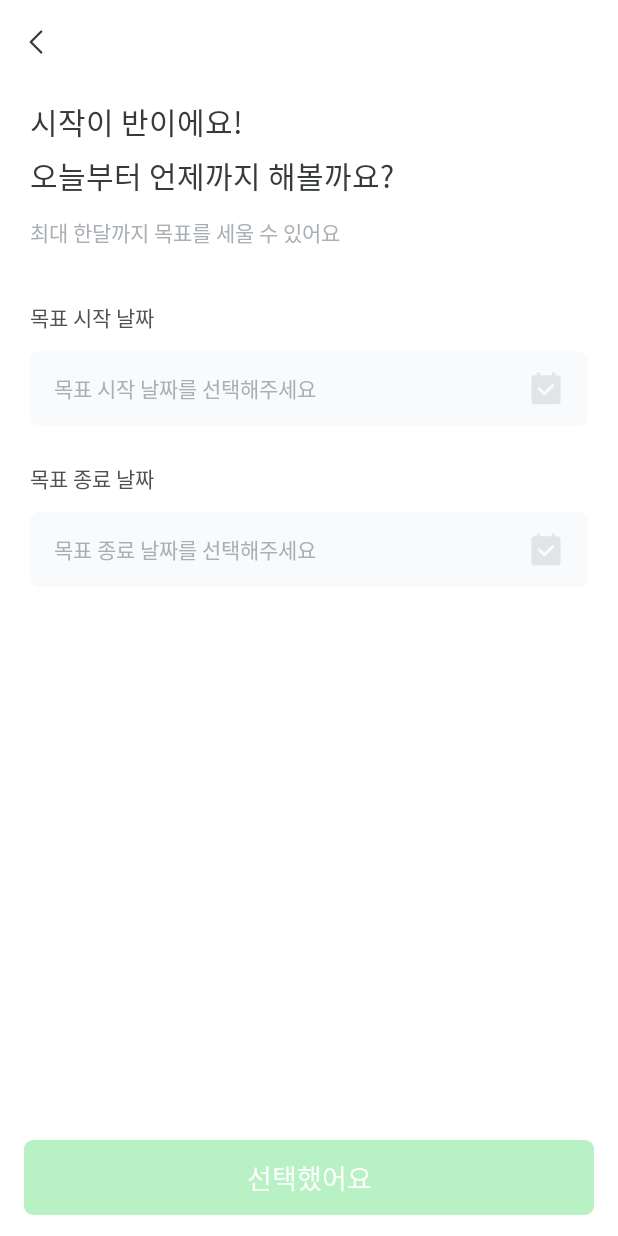
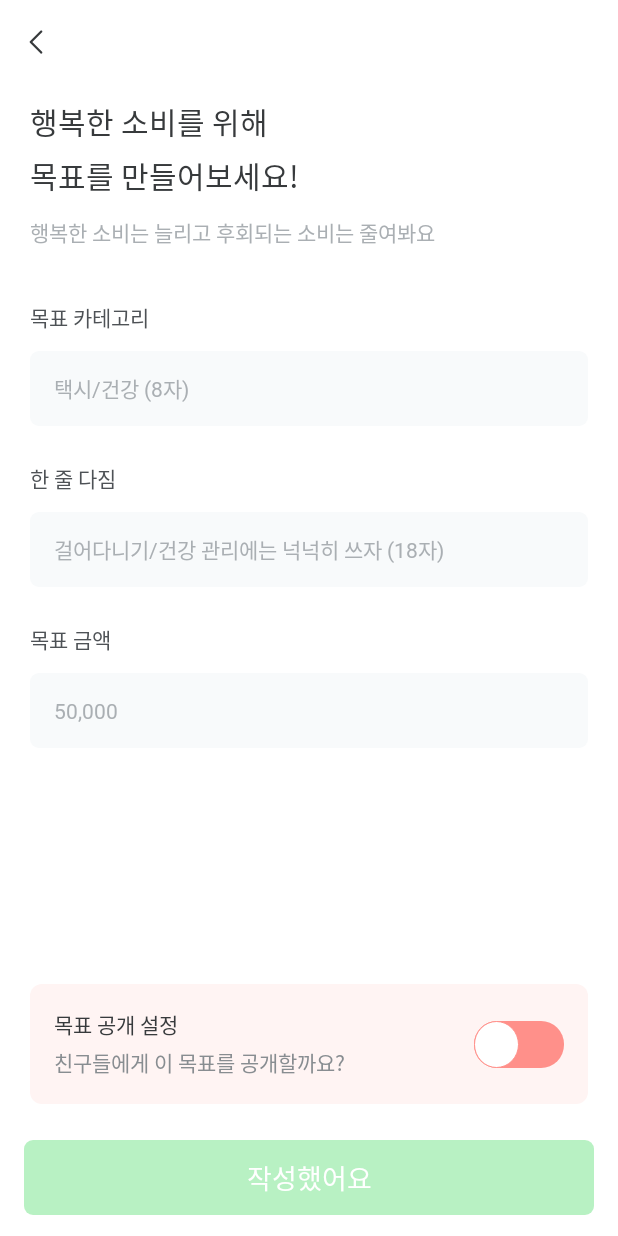
Before and after one commit to PomeTeam/POME_Android, an Android app: the AddGoalCalendarFragment screen opened through its navigation route, after a tap on "선택했어요", on a phone screen of 412 x 824 dp. Run offline under Robolectric (Android 15) with nearby library versions, the phone set to English and light mode, and no system bars; our stand-ins replace Dagger/Hilt's generated code, data binding, navigation-ui; libraries missing offline, so code that uses them is left out: com.prolificinteractive.materialcalendarview; 8 statements that could not run were skipped.

Commit message:
feat : 목표 추가 컨텐츠 뷰 구현

```diff
--- a/app/src/main/java/com/teampome/pome/presentation/record/add/AddGoalCalendarFragment.kt
+++ b/app/src/main/java/com/teampome/pome/presentation/record/add/AddGoalCalendarFragment.kt
@@ -51,7 +51,7 @@ class AddGoalCalendarFragment: BaseFragment<FragmentAddGoalCalendarBinding>(R.la
 
         // 선택했어요 버튼 클릭
         binding.addGoalCheckButtonAcb.setOnClickListener {
-            Toast.makeText(requireContext(), "선택했어요", Toast.LENGTH_SHORT).show()
+            moveToAddGoalContents()
         }
 
         binding.addGoalStartDateAet.addTextChangedListener(object : TextWatcher {
@@ -124,4 +124,10 @@ class AddGoalCalendarFragment: BaseFragment<FragmentAddGoalCalendarBinding>(R.la
             endCalendarDialog.dismiss()
         }
     }
+
+    private fun moveToAddGoalContents() {
+        val action = AddGoalCalendarFragmentDirections.actionAddGoalCalendarFragmentToAddGoalContentsFragment()
+
+        findNavController().navigate(action)
+    }
 }
--- /dev/null
+++ b/app/src/main/java/com/teampome/pome/presentation/record/add/AddGoalContentsFragment.kt
@@ -0,0 +1,101 @@
+package com.teampome.pome.presentation.record.add
+
+import android.os.Bundle
+import android.text.Editable
+import android.text.TextWatcher
+import android.view.View
+import android.widget.Toast
+import androidx.navigation.fragment.findNavController
+import com.teampome.pome.R
+import com.teampome.pome.databinding.FragmentAddGoalContentsBinding
+import com.teampome.pome.util.CommonUtil
+import com.teampome.pome.util.base.BaseFragment
+import dagger.hilt.android.AndroidEntryPoint
+
+@AndroidEntryPoint
+class AddGoalContentsFragment : BaseFragment<FragmentAddGoalContentsBinding>(R.layout.fragment_add_goal_contents) {
+    // Todo : viewModel 처리
+    private var category = ""
+    private var promise = ""
+    private var amount = ""
+
+    override fun onViewCreated(view: View, savedInstanceState: Bundle?) {
+        super.onViewCreated(view, savedInstanceState)
+    }
+
+    override fun initListener() {
+        // 자연스러운 키보드 처리를 위해
+        binding.addGoalContentsContainerCl.setOnClickListener {
+            CommonUtil.hideKeyboard(requireActivity())
+        }
+
+        binding.addGoalContentsBackButtonIv.setOnClickListener {
+            findNavController().navigateUp()
+        }
+
+        binding.addGoalContentsPrivateSwitchSc.setOnCheckedChangeListener { compoundButton, b ->
+            // 스위치 기본 애니메이션 제거를 위해
+            binding.addGoalContentsPrivateSwitchSc.jumpDrawablesToCurrentState()
+        }
+
+        binding.addGoalContentsCheckButtonAcb.setOnClickListener {
+            Toast.makeText(requireContext(), "작성했어요", Toast.LENGTH_SHORT).show()
+        }
+
+        // edittext listener
+        binding.addGoalContentsCategoryAet.addTextChangedListener(object : TextWatcher {
+            override fun beforeTextChanged(p0: CharSequence?, p1: Int, p2: Int, p3: Int) {
+
+            }
+            override fun onTextChanged(p0: CharSequence?, p1: Int, p2: Int, p3: Int) {
+
+            }
+            override fun afterTextChanged(p0: Editable?) {
+                category = p0?.toString() ?: ""
+
+                if(isCheckButtonEnabled()) {
+                    CommonUtil.enabledPomeBtn(binding.addGoalContentsCheckButtonAcb)
+                } else {
+                    CommonUtil.disabledPomeBtn(binding.addGoalContentsCheckButtonAcb)
+                }
+            }
+        })
+
+        binding.addGoalContentsPromiseAet.addTextChangedListener(object : TextWatcher {
+            override fun beforeTextChanged(p0: CharSequence?, p1: Int, p2: Int, p3: Int) {
+            }
+            override fun onTextChanged(p0: CharSequence?, p1: Int, p2: Int, p3: Int) {
+            }
+
+            override fun afterTextChanged(p0: Editable?) {
+                promise = p0?.toString() ?: ""
+
+                if(isCheckButtonEnabled()) {
+                    CommonUtil.enabledPomeBtn(binding.addGoalContentsCheckButtonAcb)
+                } else {
+                    CommonUtil.disabledPomeBtn(binding.addGoalContentsCheckButtonAcb)
+                }
+            }
+        })
+
+        binding.addGoalContentsAmountAet.addTextChangedListener(object : TextWatcher {
+            override fun beforeTextChanged(p0: CharSequence?, p1: Int, p2: Int, p3: Int) {
+            }
+            override fun onTextChanged(p0: CharSequence?, p1: Int, p2: Int, p3: Int) {
+            }
+            override fun afterTextChanged(p0: Editable?) {
+                amount = p0?.toString() ?: ""
+
+                if(isCheckButtonEnabled()) {
+                    CommonUtil.enabledPomeBtn(binding.addGoalContentsCheckButtonAcb)
+                } else {
+                    CommonUtil.disabledPomeBtn(binding.addGoalContentsCheckButtonAcb)
+                }
+            }
+        })
+    }
+
+    private fun isCheckButtonEnabled() : Boolean {
+        return !(category.isEmpty() || promise.isEmpty() || amount.isEmpty())
+    }
+}
--- /dev/null
+++ b/app/src/main/res/drawable-v24/item_grey1_r8_background.xml
@@ -0,0 +1,10 @@
+<?xml version="1.0" encoding="utf-8"?>
+<shape xmlns:android="http://schemas.android.com/apk/res/android"
+    android:shape="rectangle">
+
+    <solid
+        android:color="@color/grey_1"/>
+
+    <corners
+        android:radius="8dp"/>
+</shape>
--- /dev/null
+++ b/app/src/main/res/drawable-v24/item_pink10_r8_background.xml
@@ -0,0 +1,10 @@
+<?xml version="1.0" encoding="utf-8"?>
+<shape xmlns:android="http://schemas.android.com/apk/res/android"
+    android:shape="rectangle">
+
+    <solid
+        android:color="@color/pink_10"/>
+
+    <corners
+        android:radius="8dp"/>
+</shape>
--- /dev/null
+++ b/app/src/main/res/drawable-v24/private_switch_thumb_off.xml
@@ -0,0 +1,15 @@
+<?xml version="1.0" encoding="utf-8"?>
+<shape xmlns:android="http://schemas.android.com/apk/res/android"
+    android:shape="oval">
+
+    <solid
+        android:color="@color/white"/>
+
+    <size
+        android:width="30dp"
+        android:height="30dp"/>
+
+    <stroke
+        android:color="@color/grey_3"
+        android:width="0.5dp"/>
+</shape>
--- /dev/null
+++ b/app/src/main/res/drawable-v24/private_switch_track_off.xml
@@ -0,0 +1,14 @@
+<?xml version="1.0" encoding="utf-8"?>
+<shape xmlns:android="http://schemas.android.com/apk/res/android"
+    android:shape="rectangle">
+
+    <solid
+        android:color="@color/grey_3"/>
+
+    <corners
+        android:radius="15dp"/>
+
+    <size
+        android:width="51dp"
+        android:height="31dp"/>
+</shape>
--- /dev/null
+++ b/app/src/main/res/drawable/private_switch_thumb_on.xml
@@ -0,0 +1,15 @@
+<?xml version="1.0" encoding="utf-8"?>
+<shape xmlns:android="http://schemas.android.com/apk/res/android"
+    android:shape="oval">
+
+    <solid
+        android:color="@color/white"/>
+
+    <size
+        android:width="30dp"
+        android:height="30dp"/>
+
+    <stroke
+        android:color="@color/pink_100"
+        android:width="0.5dp"/>
+</shape>
--- /dev/null
+++ b/app/src/main/res/drawable/private_switch_thumb_selector.xml
@@ -0,0 +1,10 @@
+<?xml version="1.0" encoding="utf-8"?>
+<selector xmlns:android="http://schemas.android.com/apk/res/android">
+    <item
+        android:drawable="@drawable/private_switch_thumb_off"
+        android:state_checked="true"/>
+
+    <item
+        android:drawable="@drawable/private_switch_thumb_on"
+        android:state_checked="false"/>
+</selector>
--- /dev/null
+++ b/app/src/main/res/drawable/private_switch_track_on.xml
@@ -0,0 +1,14 @@
+<?xml version="1.0" encoding="utf-8"?>
+<shape xmlns:android="http://schemas.android.com/apk/res/android"
+    android:shape="rectangle">
+
+    <solid
+        android:color="@color/pink_100"/>
+
+    <corners
+        android:radius="15dp"/>
+
+    <size
+        android:width="51dp"
+        android:height="31dp"/>
+</shape>
--- /dev/null
+++ b/app/src/main/res/drawable/private_switch_track_selector.xml
@@ -0,0 +1,10 @@
+<?xml version="1.0" encoding="utf-8"?>
+<selector xmlns:android="http://schemas.android.com/apk/res/android">
+    <item
+        android:drawable="@drawable/private_switch_track_off"
+        android:state_checked="true"/>
+
+    <item
+        android:drawable="@drawable/private_switch_track_on"
+        android:state_checked="false"/>
+</selector>
--- /dev/null
+++ b/app/src/main/res/layout/fragment_add_goal_contents.xml
@@ -0,0 +1,200 @@
+<?xml version="1.0" encoding="utf-8"?>
+<layout xmlns:android="http://schemas.android.com/apk/res/android"
+    xmlns:app="http://schemas.android.com/apk/res-auto">
+
+    <data>
+
+    </data>
+
+    <androidx.constraintlayout.widget.ConstraintLayout
+        android:id="@+id/add_goal_contents_container_cl"
+        android:layout_width="match_parent"
+        android:layout_height="match_parent"
+        android:background="@color/white">
+
+        <ImageView
+            android:id="@+id/add_goal_contents_back_button_iv"
+            android:layout_width="wrap_content"
+            android:layout_height="wrap_content"
+            android:src="@drawable/ic_arrow_left_24"
+            android:contentDescription="@string/back_button_text"
+            android:layout_marginTop="10dp"
+            android:layout_marginStart="6dp"
+            android:padding="6dp"
+            app:layout_constraintTop_toTopOf="parent"
+            app:layout_constraintStart_toStartOf="parent"/>
+
+        <TextView
+            style="@style/Pome.SemiBold.20"
+            android:id="@+id/add_goal_contents_title_tv"
+            android:layout_width="wrap_content"
+            android:layout_height="wrap_content"
+            android:text="@string/add_goal_contents_title_text"
+            android:textColor="@color/grey_8"
+            android:lineSpacingExtra="6sp"
+            android:layout_marginTop="20dp"
+            android:layout_marginStart="20dp"
+            app:layout_constraintTop_toBottomOf="@id/add_goal_contents_back_button_iv"
+            app:layout_constraintStart_toStartOf="parent"/>
+
+        <TextView
+            style="@style/Pome.Medium.14"
+            android:id="@+id/add_goal_contents_subtitle_tv"
+            android:layout_width="wrap_content"
+            android:layout_height="wrap_content"
+            android:text="@string/add_goal_contents_subtitle_text"
+            android:textColor="@color/grey_5"
+            android:layout_marginTop="12dp"
+            app:layout_constraintTop_toBottomOf="@id/add_goal_contents_title_tv"
+            app:layout_constraintStart_toStartOf="@id/add_goal_contents_title_tv"/>
+
+        <TextView
+            style="@style/Pome.SemiBold.14"
+            android:id="@+id/add_goal_contents_category_title_tv"
+            android:layout_width="wrap_content"
+            android:layout_height="wrap_content"
+            android:text="@string/add_goal_contents_category_title_text"
+            android:textColor="@color/grey_7"
+            android:layout_marginTop="35dp"
+            app:layout_constraintTop_toBottomOf="@id/add_goal_contents_subtitle_tv"
+            app:layout_constraintStart_toStartOf="@id/add_goal_contents_subtitle_tv"/>
+
+        <androidx.appcompat.widget.AppCompatEditText
+            style="@style/Pome.Regular.14"
+            android:id="@+id/add_goal_contents_category_aet"
+            android:layout_width="0dp"
+            android:layout_height="50dp"
+            android:hint="@string/add_goal_contents_category_hint_text"
+            android:textColor="@color/black"
+            android:textColorHint="@color/grey_5"
+            android:textCursorDrawable="@drawable/register_profile_name_cursor"
+            android:background="@drawable/register_profile_name_background"
+            android:paddingHorizontal="16dp"
+            android:maxLength="8"
+            android:layout_marginTop="12dp"
+            android:layout_marginHorizontal="20dp"
+            app:layout_constraintTop_toBottomOf="@id/add_goal_contents_category_title_tv"
+            app:layout_constraintStart_toStartOf="parent"
+            app:layout_constraintEnd_toEndOf="parent"/>
+
+        <TextView
+            style="@style/Pome.SemiBold.14"
+            android:id="@+id/add_goal_contents_promise_title_tv"
+            android:layout_width="wrap_content"
+            android:layout_height="wrap_content"
+            android:text="@string/add_goal_contents_promise_title_text"
+            android:textColor="@color/grey_7"
+            android:layout_marginTop="24dp"
+            app:layout_constraintTop_toBottomOf="@id/add_goal_contents_category_aet"
+            app:layout_constraintStart_toStartOf="@id/add_goal_contents_category_aet"/>
+
+        <androidx.appcompat.widget.AppCompatEditText
+            style="@style/Pome.Regular.14"
+            android:id="@+id/add_goal_contents_promise_aet"
+            android:layout_width="0dp"
+            android:layout_height="50dp"
+            android:hint="@string/add_goal_contents_promise_hint_text"
+            android:textColor="@color/black"
+            android:textColorHint="@color/grey_5"
+            android:textCursorDrawable="@drawable/register_profile_name_cursor"
+            android:background="@drawable/register_profile_name_background"
+            android:paddingHorizontal="16dp"
+            android:maxLines="1"
+            android:maxLength="18"
+            android:layout_marginTop="12dp"
+            android:layout_marginHorizontal="20dp"
+            app:layout_constraintTop_toBottomOf="@id/add_goal_contents_promise_title_tv"
+            app:layout_constraintStart_toStartOf="parent"
+            app:layout_constraintEnd_toEndOf="parent"/>
+
+        <TextView
+            style="@style/Pome.SemiBold.14"
+            android:id="@+id/add_goal_contents_amount_title_tv"
+            android:layout_width="wrap_content"
+            android:layout_height="wrap_content"
+            android:text="@string/add_goal_contents_amount_title_text"
+            android:textColor="@color/grey_7"
+            android:layout_marginTop="24dp"
+            app:layout_constraintTop_toBottomOf="@id/add_goal_contents_promise_aet"
+            app:layout_constraintStart_toStartOf="@id/add_goal_contents_promise_aet"/>
+
+        <androidx.appcompat.widget.AppCompatEditText
+            style="@style/Pome.Regular.14"
+            android:id="@+id/add_goal_contents_amount_aet"
+            android:layout_width="0dp"
+            android:layout_height="50dp"
+            android:hint="@string/add_goal_contents_amount_hint_text"
+            android:textColor="@color/black"
+            android:textColorHint="@color/grey_5"
+            android:textCursorDrawable="@drawable/register_profile_name_cursor"
+            android:background="@drawable/register_profile_name_background"
+            android:inputType="numberDecimal"
+            android:paddingHorizontal="16dp"
+            android:layout_marginTop="12dp"
+            android:layout_marginHorizontal="20dp"
+            app:layout_constraintTop_toBottomOf="@id/add_goal_contents_amount_title_tv"
+            app:layout_constraintStart_toStartOf="parent"
+            app:layout_constraintEnd_toEndOf="parent"/>
+
+        <androidx.constraintlayout.widget.ConstraintLayout
+            android:id="@+id/add_goal_contents_private_container_cl"
+            android:layout_width="match_parent"
+            android:layout_height="wrap_content"
+            android:layout_marginBottom="24dp"
+            android:background="@drawable/item_pink10_r8_background"
+            android:padding="16dp"
+            android:layout_marginHorizontal="20dp"
+            app:layout_constraintBottom_toTopOf="@id/add_goal_contents_check_button_acb">
+
+            <TextView
+                style="@style/Pome.SemiBold.14"
+                android:id="@+id/add_goal_contents_private_title_tv"
+                android:layout_width="wrap_content"
+                android:layout_height="wrap_content"
+                android:text="@string/add_goal_contents_private_title_text"
+                android:textColor="@color/grey_8"
+                app:layout_constraintTop_toTopOf="parent"
+                app:layout_constraintStart_toStartOf="parent"/>
+
+            <TextView
+                style="@style/Pome.Medium.14"
+                android:id="@+id/add_goal_contents_private_subtitle_tv"
+                android:layout_width="wrap_content"
+                android:layout_height="wrap_content"
+                android:text="@string/add_goal_contents_private_subtitle_text"
+                android:textColor="@color/grey_6"
+                android:layout_marginTop="4dp"
+                app:layout_constraintTop_toBottomOf="@id/add_goal_contents_private_title_tv"
+                app:layout_constraintStart_toStartOf="parent"/>
+
+            <androidx.appcompat.widget.SwitchCompat
+                android:id="@+id/add_goal_contents_private_switch_sc"
+                android:layout_width="wrap_content"
+                android:layout_height="wrap_content"
+                app:track="@drawable/private_switch_track_selector"
+                android:thumb="@drawable/private_switch_thumb_selector"
+                android:elevation="1dp"
+                app:layout_constraintEnd_toEndOf="parent"
+                app:layout_constraintTop_toTopOf="parent"
+                app:layout_constraintBottom_toBottomOf="parent"/>
+
+        </androidx.constraintlayout.widget.ConstraintLayout>
+
+        <androidx.appcompat.widget.AppCompatButton
+            style="@style/Pome.Bold.18"
+            android:id="@+id/add_goal_contents_check_button_acb"
+            android:textColor="@color/white"
+            android:layout_width="0dp"
+            android:layout_height="50dp"
+            android:text="@string/add_goal_contents_check_button_text"
+            android:background="@drawable/register_profile_name_check_disable_btn_background"
+            android:stateListAnimator="@null"
+            android:enabled="false"
+            android:clickable="false"
+            android:layout_marginBottom="14dp"
+            android:layout_marginHorizontal="16dp"
+            app:layout_constraintBottom_toBottomOf="parent"
+            app:layout_constraintStart_toStartOf="parent"
+            app:layout_constraintEnd_toEndOf="parent"/>
+    </androidx.constraintlayout.widget.ConstraintLayout>
+</layout>
--- a/app/src/main/res/navigation/pome_navigation.xml
+++ b/app/src/main/res/navigation/pome_navigation.xml
@@ -181,5 +181,14 @@
         android:id="@+id/addGoalCalendarFragment"
         android:name="com.teampome.pome.presentation.record.add.AddGoalCalendarFragment"
         android:label="AddGoalCalendarFragment"
-        tools:layout="@layout/fragment_add_goal_calendar"/>
+        tools:layout="@layout/fragment_add_goal_calendar">
+        <action
+            android:id="@+id/action_addGoalCalendarFragment_to_addGoalContentsFragment"
+            app:destination="@id/addGoalContentsFragment" />
+    </fragment>
+    <fragment
+        android:id="@+id/addGoalContentsFragment"
+        android:name="com.teampome.pome.presentation.record.add.AddGoalContentsFragment"
+        android:label="AddGoalContentsFragment"
+        tools:layout="@layout/fragment_add_goal_contents"/>
 </navigation>
--- a/app/src/main/res/values/strings.xml
+++ b/app/src/main/res/values/strings.xml
@@ -114,4 +114,15 @@
     <string name="add_goal_end_date_title_text">목표 종료 날짜</string>
     <string name="add_goal_end_date_hint_text">목표 종료 날짜를 선택해주세요</string>
     <string name="add_goal_check_button_text">선택했어요</string>
+    <string name="add_goal_contents_title_text">행복한 소비를 위해\n목표를 만들어보세요!</string>
+    <string name="add_goal_contents_subtitle_text">행복한 소비는 늘리고 후회되는 소비는 줄여봐요</string>
+    <string name="add_goal_contents_category_title_text">목표 카테고리</string>
+    <string name="add_goal_contents_category_hint_text">택시/건강 (8자)</string>
+    <string name="add_goal_contents_promise_title_text">한 줄 다짐</string>
+    <string name="add_goal_contents_promise_hint_text">걸어다니기/건강 관리에는 넉넉히 쓰자 (18자)</string>
+    <string name="add_goal_contents_amount_title_text">목표 금액</string>
+    <string name="add_goal_contents_amount_hint_text">50,000</string>
+    <string name="add_goal_contents_check_button_text">작성했어요</string>
+    <string name="add_goal_contents_private_title_text">목표 공개 설정</string>
+    <string name="add_goal_contents_private_subtitle_text">친구들에게 이 목표를 공개할까요?</string>
 </resources>
```
